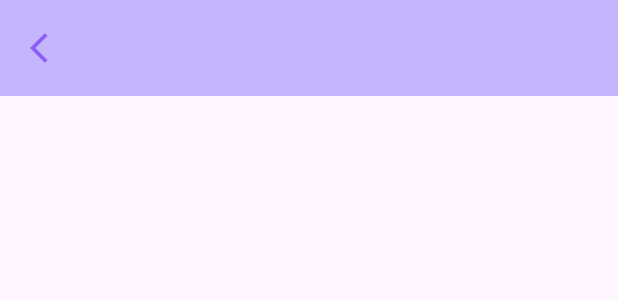
After one commit to HHuongDuong/Visionary, an Android app: the layout activity_document.xml on its own in the app's theme, with its tools: preview values and no code run, on a phone screen of 412 x 824 dp. The commit adds this screen. Shown: the top 300 px of the screen. Run offline under Robolectric (Android 15) with nearby library versions, the phone set to English and light mode, and no system bars.

Commit message:
document screen

```diff
--- a/frontendkotlin/app/src/main/AndroidManifest.xml
+++ b/frontendkotlin/app/src/main/AndroidManifest.xml
@@ -4,7 +4,6 @@
     <uses-permission android:name="android.permission.INTERNET" />
     <uses-permission android:name="android.permission.CAMERA" />
     <uses-permission android:name="android.permission.ACCESS_NETWORK_STATE" />
-    <uses-permission android:name="android.permission.WRITE_EXTERNAL_STORAGE" />
 
     <uses-feature android:name="android.hardware.camera" android:required="true" />
     <uses-feature android:name="android.hardware.camera.autofocus" android:required="false" />
@@ -28,6 +27,10 @@
                 <category android:name="android.intent.category.LAUNCHER" />
             </intent-filter>
         </activity>
+
+        <activity
+            android:name=".DocumentActivity">
+        </activity>
     </application>
 
 </manifest>
--- /dev/null
+++ b/frontendkotlin/app/src/main/res/drawable/baseline_arrow_back_24.xml
@@ -0,0 +1,5 @@
+<vector xmlns:android="http://schemas.android.com/apk/res/android" android:autoMirrored="true" android:height="24dp" android:tint="@color/primary" android:viewportHeight="24" android:viewportWidth="24" android:width="24dp">
+
+    <path android:fillColor="@android:color/white" android:pathData="M11.67,3.87L9.9,2.1 0,12l9.9,9.9 1.77,-1.77L3.54,12z"/>
+
+</vector>
--- /dev/null
+++ b/frontendkotlin/app/src/main/res/layout/activity_document.xml
@@ -0,0 +1,60 @@
+<?xml version="1.0" encoding="utf-8"?>
+<androidx.constraintlayout.widget.ConstraintLayout xmlns:android="http://schemas.android.com/apk/res/android"
+    xmlns:tools="http://schemas.android.com/tools"
+    android:layout_width="match_parent"
+    android:layout_height="match_parent"
+    xmlns:app="http://schemas.android.com/apk/res-auto">
+
+    <androidx.constraintlayout.widget.ConstraintLayout
+        android:id="@+id/constraintLayout"
+        android:layout_width="wrap_content"
+        android:layout_height="wrap_content"
+        app:layout_constraintEnd_toEndOf="parent"
+        app:layout_constraintStart_toStartOf="parent"
+        app:layout_constraintTop_toTopOf="parent">
+
+        <LinearLayout
+            android:layout_width="wrap_content"
+            android:layout_height="wrap_content"
+            android:background="@color/bg"
+            android:orientation="horizontal"
+            app:layout_constraintBottom_toBottomOf="parent"
+            app:layout_constraintEnd_toEndOf="parent"
+            app:layout_constraintStart_toStartOf="parent"
+            app:layout_constraintTop_toTopOf="parent">
+
+            <ImageButton
+                android:id="@+id/returnButton"
+                android:layout_width="wrap_content"
+                android:layout_height="wrap_content"
+                android:padding="20dp"
+                android:src="@drawable/baseline_arrow_back_24"
+                android:background="?attr/selectableItemBackground"
+                android:contentDescription="@string/return_to_menu"
+                android:onClick="onReturnClick" />
+
+            <View
+                android:layout_width="0dp"
+                android:layout_height="match_parent"
+                android:layout_weight="1" />
+
+        </LinearLayout>
+
+    </androidx.constraintlayout.widget.ConstraintLayout>
+
+    <TextView
+        android:id="@+id/responseTextView"
+        android:layout_width="350dp"
+        android:layout_height="780dp"
+        android:layout_marginTop="24dp"
+        android:padding="16dp"
+        android:textSize="18sp"
+        android:fontFamily="@font/comfortaa"
+        app:layout_constraintBottom_toBottomOf="parent"
+        app:layout_constraintEnd_toEndOf="parent"
+        app:layout_constraintHorizontal_bias="0.491"
+        app:layout_constraintStart_toStartOf="parent"
+        app:layout_constraintTop_toBottomOf="@+id/constraintLayout"
+        app:layout_constraintVertical_bias="0.0" />
+
+</androidx.constraintlayout.widget.ConstraintLayout>
--- a/frontendkotlin/app/src/main/res/values/strings.xml
+++ b/frontendkotlin/app/src/main/res/values/strings.xml
@@ -9,4 +9,5 @@
     <string name="product">Sản phẩm</string>
     <string name="face">Khuôn mặt</string>
     <string name="screenshot">Chụp ảnh</string>
+    <string name="return_to_menu">Trở về</string>
 </resources>
```
Also changed, not shown: frontendkotlin/app/src/main/java/com/example/frontend_kotlin/DocumentActivity.kt (added, +22 -0 lines), frontendkotlin/app/src/main/java/com/example/frontend_kotlin/MainActivity.kt (+34 -6 lines), frontendkotlin/app/src/main/res/font/comfortaa.ttf (added).
